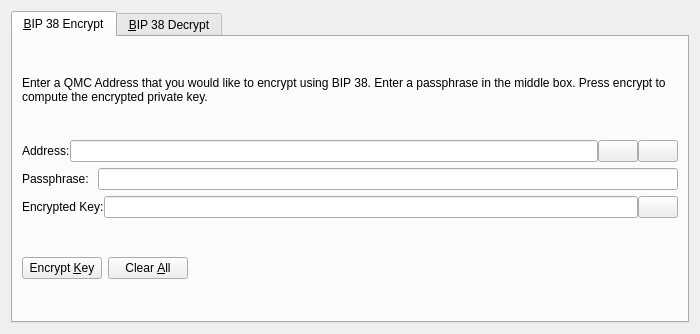
Above: src/qt/forms/bip38tooldialog.ui from project-qmc/QMC before the change. Below: the same form after it.
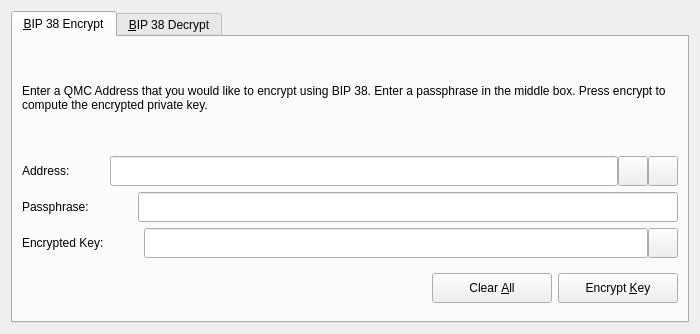
That is the form after the change. The open tabs and pages were chosen to show the change. Icons and pictures are not drawn. Custom widgets are drawn as their Qt base class.

```diff
--- a/src/qt/forms/bip38tooldialog.ui
+++ b/src/qt/forms/bip38tooldialog.ui
@@ -52,8 +52,36 @@
            </property>
           </widget>
          </item>
+         <item>
+          <spacer name="horizontalSpacer">
+           <property name="orientation">
+            <enum>Qt::Horizontal</enum>
+           </property>
+           <property name="sizeType">
+            <enum>QSizePolicy::Fixed</enum>
+           </property>
+           <property name="sizeHint" stdset="0">
+            <size>
+             <width>40</width>
+             <height>20</height>
+            </size>
+           </property>
+          </spacer>
+         </item>
          <item>
           <widget class="QValidatedLineEdit" name="addressIn_ENC">
+           <property name="minimumSize">
+            <size>
+             <width>0</width>
+             <height>30</height>
+            </size>
+           </property>
+           <property name="maximumSize">
+            <size>
+             <width>16777215</width>
+             <height>30</height>
+            </size>
+           </property>
            <property name="toolTip">
             <string>The QMC address to sign the message with</string>
            </property>
@@ -61,6 +89,18 @@
          </item>
          <item>
           <widget class="QPushButton" name="addressBookButton_ENC">
+           <property name="minimumSize">
+            <size>
+             <width>30</width>
+             <height>30</height>
+            </size>
+           </property>
+           <property name="maximumSize">
+            <size>
+             <width>30</width>
+             <height>30</height>
+            </size>
+           </property>
            <property name="toolTip">
             <string>Choose previously used address</string>
            </property>
@@ -81,6 +121,18 @@
          </item>
          <item>
           <widget class="QPushButton" name="pasteButton_ENC">
+           <property name="minimumSize">
+            <size>
+             <width>30</width>
+             <height>30</height>
+            </size>
+           </property>
+           <property name="maximumSize">
+            <size>
+             <width>30</width>
+             <height>30</height>
+            </size>
+           </property>
            <property name="toolTip">
             <string>Paste address from clipboard</string>
            </property>
@@ -110,8 +162,36 @@
            </property>
           </widget>
          </item>
+         <item>
+          <spacer name="horizontalSpacer_2">
+           <property name="orientation">
+            <enum>Qt::Horizontal</enum>
+           </property>
+           <property name="sizeType">
+            <enum>QSizePolicy::Fixed</enum>
+           </property>
+           <property name="sizeHint" stdset="0">
+            <size>
+             <width>40</width>
+             <height>20</height>
+            </size>
+           </property>
+          </spacer>
+         </item>
          <item>
           <widget class="QLineEdit" name="passphraseIn_ENC">
+           <property name="minimumSize">
+            <size>
+             <width>0</width>
+             <height>30</height>
+            </size>
+           </property>
+           <property name="maximumSize">
+            <size>
+             <width>16777215</width>
+             <height>30</height>
+            </size>
+           </property>
            <property name="echoMode">
             <enum>QLineEdit::Password</enum>
            </property>
@@ -134,8 +214,36 @@
            </property>
           </widget>
          </item>
+         <item>
+          <spacer name="horizontalSpacer_3">
+           <property name="orientation">
+            <enum>Qt::Horizontal</enum>
+           </property>
+           <property name="sizeType">
+            <enum>QSizePolicy::Fixed</enum>
+           </property>
+           <property name="sizeHint" stdset="0">
+            <size>
+             <width>40</width>
+             <height>20</height>
+            </size>
+           </property>
+          </spacer>
+         </item>
          <item>
           <widget class="QLineEdit" name="encryptedKeyOut_ENC">
+           <property name="minimumSize">
+            <size>
+             <width>0</width>
+             <height>30</height>
+            </size>
+           </property>
+           <property name="maximumSize">
+            <size>
+             <width>16777215</width>
+             <height>30</height>
+            </size>
+           </property>
            <property name="font">
             <font>
              <italic>true</italic>
@@ -148,6 +256,18 @@
          </item>
          <item>
           <widget class="QPushButton" name="copyKeyButton_ENC">
+           <property name="minimumSize">
+            <size>
+             <width>30</width>
+             <height>30</height>
+            </size>
+           </property>
+           <property name="maximumSize">
+            <size>
+             <width>30</width>
+             <height>30</height>
+            </size>
+           </property>
            <property name="toolTip">
             <string>Copy the current signature to the system clipboard</string>
            </property>
@@ -167,8 +287,91 @@
        </item>
        <item>
         <layout class="QHBoxLayout" name="horizontalLayout_3_ENC">
+         <item>
+          <spacer name="horizontalSpacer_1_ENC">
+           <property name="orientation">
+            <enum>Qt::Horizontal</enum>
+           </property>
+           <property name="sizeHint" stdset="0">
+            <size>
+             <width>40</width>
+             <height>48</height>
+            </size>
+           </property>
+          </spacer>
+         </item>
+         <item>
+          <widget class="QLabel" name="statusLabel_ENC">
+           <property name="font">
+            <font>
+             <weight>75</weight>
+             <bold>true</bold>
+            </font>
+           </property>
+           <property name="text">
+            <string/>
+           </property>
+           <property name="wordWrap">
+            <bool>true</bool>
+           </property>
+          </widget>
+         </item>
+         <item>
+          <spacer name="horizontalSpacer_2_ENC">
+           <property name="orientation">
+            <enum>Qt::Horizontal</enum>
+           </property>
+           <property name="sizeHint" stdset="0">
+            <size>
+             <width>40</width>
+             <height>48</height>
+            </size>
+           </property>
+          </spacer>
+         </item>
+         <item>
+          <widget class="QPushButton" name="clearButton_ENC">
+           <property name="minimumSize">
+            <size>
+             <width>120</width>
+             <height>30</height>
+            </size>
+           </property>
+           <property name="maximumSize">
+            <size>
+             <width>120</width>
+             <height>30</height>
+            </size>
+           </property>
+           <property name="toolTip">
+            <string>Reset all sign message fields</string>
+           </property>
+           <property name="text">
+            <string>Clear &amp;All</string>
+           </property>
+           <property name="icon">
+            <iconset resource="../qmc.qrc">
+             <normaloff>:/icons/remove</normaloff>:/icons/remove</iconset>
+           </property>
+           <property name="autoDefault">
+            <bool>false</bool>
+           </property>
+          </widget>
+         </item>
          <item>
           <widget class="QPushButton" name="encryptKeyButton_ENC">
+           <property name="minimumSize">
+            <size>
+             <width>120</width>
+             <height>30</height>
+            </size>
+           </property>
+           <property name="maximumSize">
+            <size>
+             <width>120</width>
+             <height>30</height>
+            </size>
+           </property>
            <property name="toolTip">
             <string>Sign the message to prove you own this QMC address</string>
            </property>
@@ -184,65 +387,6 @@
            </property>
           </widget>
          </item>
-         <item>
-          <widget class="QPushButton" name="clearButton_ENC">
-           <property name="toolTip">
-            <string>Reset all sign message fields</string>
-           </property>
-           <property name="text">
-            <string>Clear &amp;All</string>
-           </property>
-           <property name="icon">
-            <iconset resource="../qmc.qrc">
-             <normaloff>:/icons/remove</normaloff>:/icons/remove</iconset>
-           </property>
-           <property name="autoDefault">
-            <bool>false</bool>
-           </property>
-          </widget>
-         </item>
-         <item>
-          <spacer name="horizontalSpacer_1_ENC">
-           <property name="orientation">
-            <enum>Qt::Horizontal</enum>
-           </property>
-           <property name="sizeHint" stdset="0">
-            <size>
-             <width>40</width>
-             <height>48</height>
-            </size>
-           </property>
-          </spacer>
-         </item>
-         <item>
-          <widget class="QLabel" name="statusLabel_ENC">
-           <property name="font">
-            <font>
-             <weight>75</weight>
-             <bold>true</bold>
-            </font>
-           </property>
-           <property name="text">
-            <string/>
-           </property>
-           <property name="wordWrap">
-            <bool>true</bool>
-           </property>
-          </widget>
-         </item>
-         <item>
-          <spacer name="horizontalSpacer_2_ENC">
-           <property name="orientation">
-            <enum>Qt::Horizontal</enum>
-           </property>
-           <property name="sizeHint" stdset="0">
-            <size>
-             <width>40</width>
-             <height>48</height>
-            </size>
-           </property>
-          </spacer>
-         </item>
         </layout>
        </item>
       </layout>
```
Left out of the diff: 228 changed lines with no effect on the pictures.
